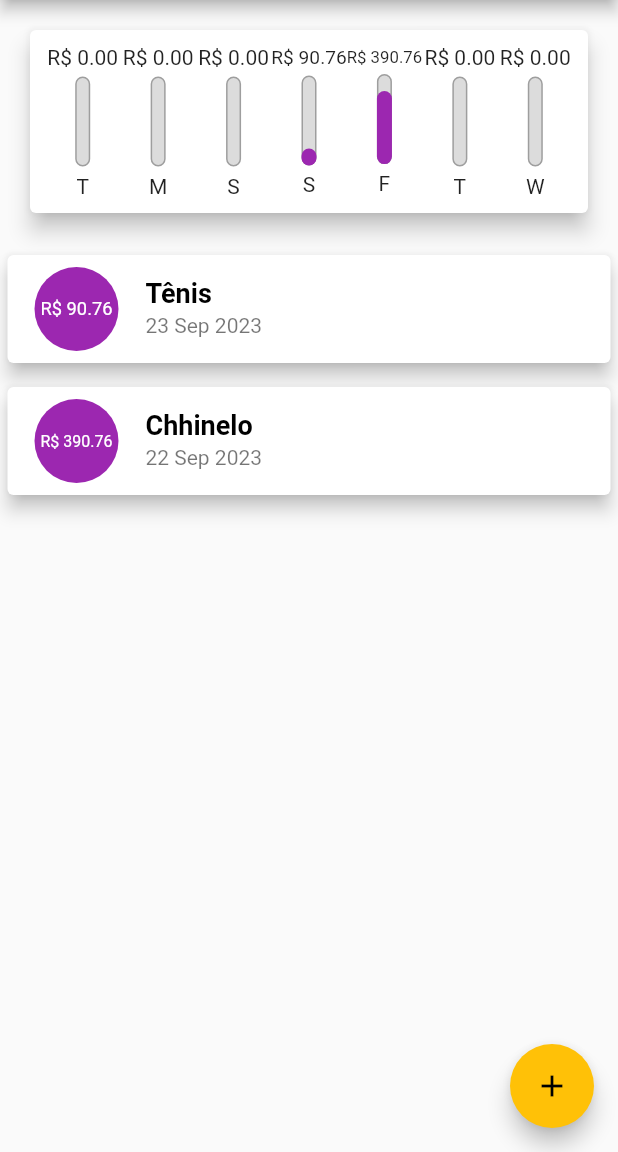
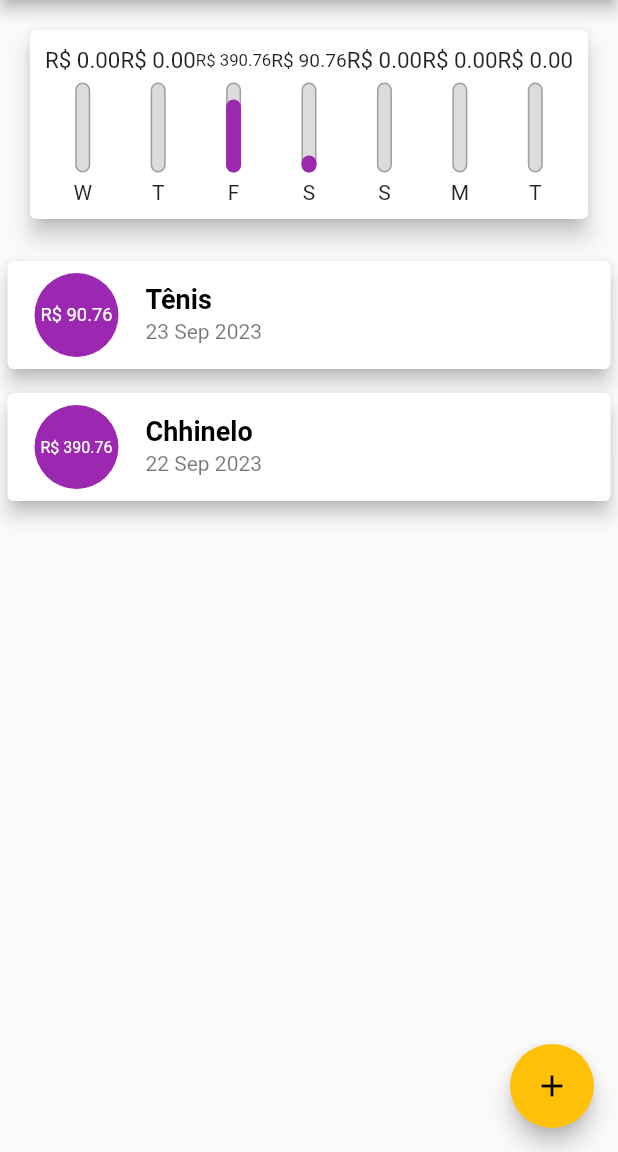
Before and after one commit to AfonsoMachado/personal_expenses, a Flutter app: the screen it shows after launch, on a phone screen of 412 x 824 dp, the part 84-1236 px from its top. Run offline on Flutter 3.47's test engine with Material 2 defaults, Android fonts, the phone set to English and light mode, and no system bars; Roboto replaces fonts that are missing (OpenSans).

Commit message:
refactor: list style and invert chat bar list

```diff
--- a/lib/components/chart.dart
+++ b/lib/components/chart.dart
@@ -26,7 +26,7 @@ class Chart extends StatelessWidget {
 
       // Pegando a primeira letra do dia da semana
       return {'day': DateFormat.E().format(weekDay)[0], 'value': amount};
-    });
+    }).reversed.toList();
   }
 
   double get _weekAmount {
--- a/lib/components/chart_bar.dart
+++ b/lib/components/chart_bar.dart
@@ -16,7 +16,9 @@ class ChartBar extends StatelessWidget {
   Widget build(BuildContext context) {
     return Column(
       children: [
-        FittedBox(child: Text('R\$ ${value.toStringAsFixed(2)}')),
+        SizedBox(
+            height: 20,
+            child: FittedBox(child: Text('R\$ ${value.toStringAsFixed(2)}'))),
         const SizedBox(height: 5),
         SizedBox(
             height: 60,
```
